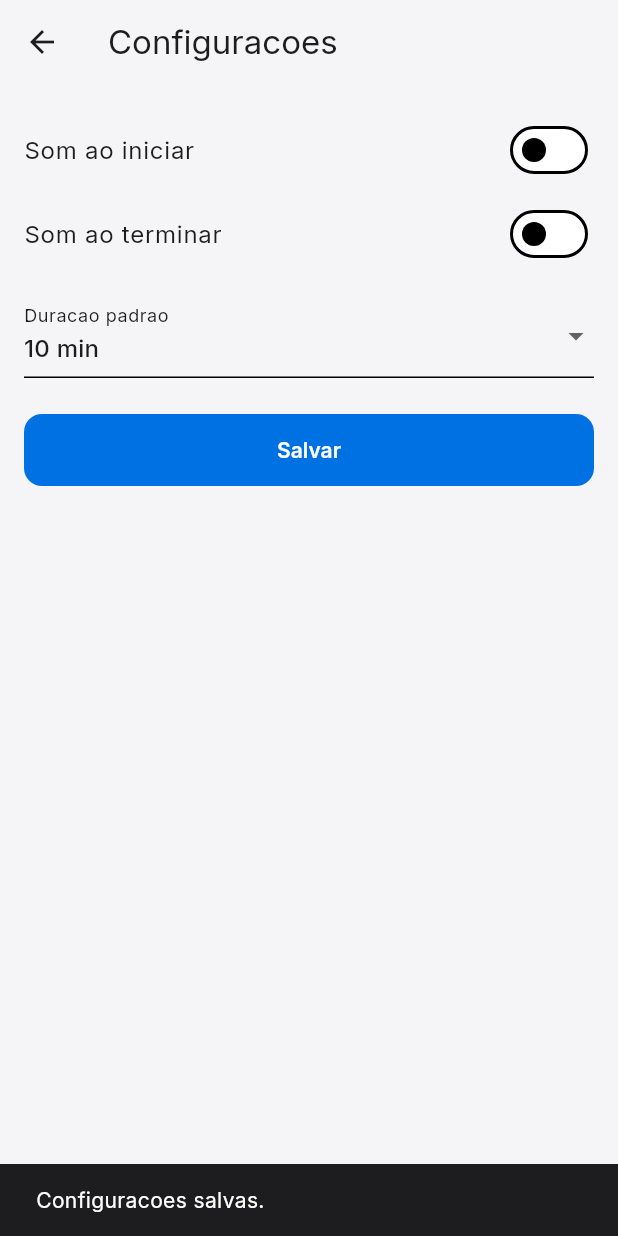
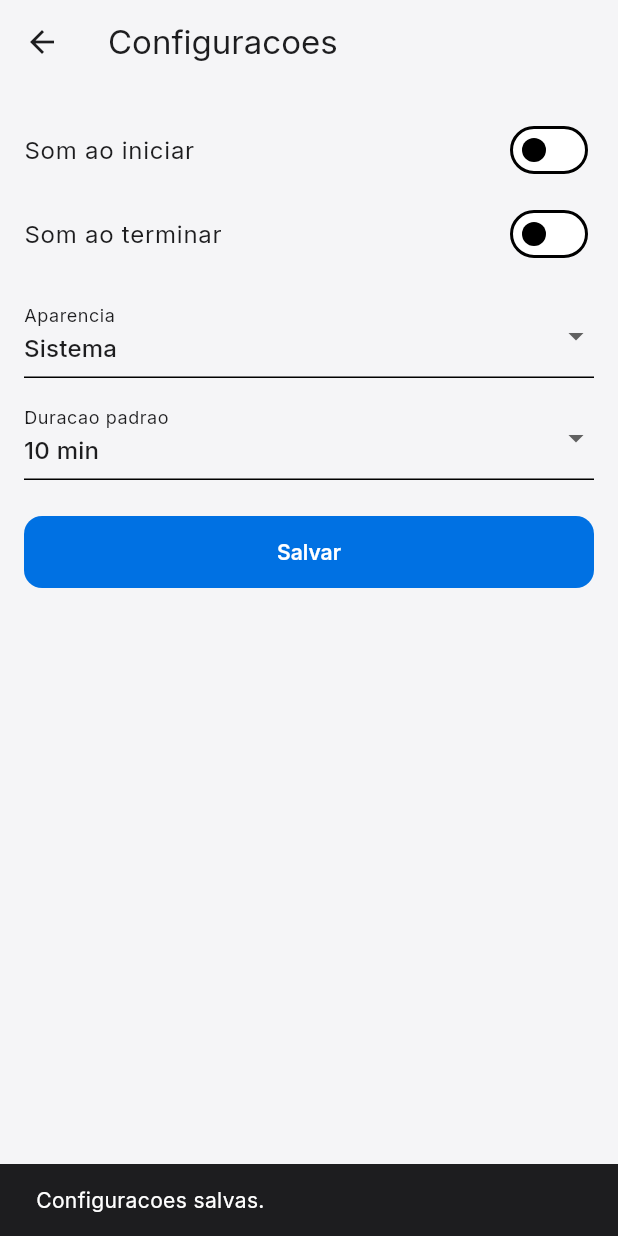
Before and after one commit to xandroalmeida/dyana-app, a Flutter app: the SettingsScreen screen opened by its route, after a tap on "Salvar", on a phone screen of 412 x 824 dp. Run offline on Flutter 3.47's test engine with Material 3 defaults, Android fonts, the phone set to English and light mode, and no system bars; our stand-ins replace cloud_firestore, firebase_auth, firebase_core, flutter_riverpod, go_router, google_fonts and 2 more; missing offline and left inert: dart:js_interop; accounts and stored records are empty; statements that could not run were skipped.

Commit message:
feat: add dark mode preference

```diff
--- a/app/lib/app.dart
+++ b/app/lib/app.dart
@@ -1,8 +1,24 @@
 import 'package:flutter/material.dart';
 import 'package:flutter_riverpod/flutter_riverpod.dart';
 
+import 'core/firebase/firebase_providers.dart';
 import 'core/routing/app_router.dart';
 import 'core/theme/app_theme.dart';
+import 'features/profile/profile_repository.dart';
+import 'features/profile/user_profile.dart';
+
+final appThemePreferenceProvider = StreamProvider<AppThemePreference>((ref) {
+  final authState = ref.watch(authStateProvider);
+  final user = authState.valueOrNull;
+  if (user == null) return Stream.value(AppThemePreference.system);
+
+  final repository = ProfileRepository(ref.watch(firestoreProvider));
+  return repository.watch(user.uid).map((snapshot) {
+    final data = snapshot.data();
+    if (data == null) return AppThemePreference.system;
+    return UserProfile.fromJson(data).preferences.themeMode;
+  });
+});
 
 class DyanaApp extends ConsumerWidget {
   const DyanaApp({super.key});
@@ -10,9 +26,15 @@ class DyanaApp extends ConsumerWidget {
   @override
   Widget build(BuildContext context, WidgetRef ref) {
     final router = ref.watch(appRouterProvider);
+    final themePreference =
+        ref.watch(appThemePreferenceProvider).valueOrNull ??
+        AppThemePreference.system;
+
     return MaterialApp.router(
       title: 'Dyana',
-      theme: buildAppTheme(),
+      theme: buildLightAppTheme(),
+      darkTheme: buildDarkAppTheme(),
+      themeMode: themeModeFromPreference(themePreference),
       routerConfig: router,
     );
   }
--- a/app/lib/features/profile/user_profile.dart
+++ b/app/lib/features/profile/user_profile.dart
@@ -1,15 +1,19 @@
 import 'package:cloud_firestore/cloud_firestore.dart';
+
+enum AppThemePreference { system, light, dark }
 
 class UserPreferences {
   const UserPreferences({
     this.startSoundEnabled = true,
     this.endSoundEnabled = true,
     this.defaultDurationMinutes = 10,
+    this.themeMode = AppThemePreference.system,
   });
 
   final bool startSoundEnabled;
   final bool endSoundEnabled;
   final int defaultDurationMinutes;
+  final AppThemePreference themeMode;
 
   factory UserPreferences.fromJson(Map<String, dynamic>? json) {
     if (json == null) return const UserPreferences();
@@ -19,6 +23,7 @@ class UserPreferences {
       endSoundEnabled: json['endSoundEnabled'] as bool? ?? true,
       defaultDurationMinutes:
           _intFromJson(json['defaultDurationMinutes']) ?? 10,
+      themeMode: _themePreferenceFromJson(json['themeMode']),
     );
   }
 
@@ -27,6 +32,7 @@ class UserPreferences {
       'startSoundEnabled': startSoundEnabled,
       'endSoundEnabled': endSoundEnabled,
       'defaultDurationMinutes': defaultDurationMinutes,
+      'themeMode': themeMode.name,
     };
   }
 }
@@ -118,3 +124,12 @@ int? _intFromJson(Object? value) {
   if (value is int) return value;
   return null;
 }
+
+AppThemePreference _themePreferenceFromJson(Object? value) {
+  if (value is! String) return AppThemePreference.system;
+
+  return AppThemePreference.values.firstWhere(
+    (preference) => preference.name == value,
+    orElse: () => AppThemePreference.system,
+  );
+}
--- a/app/lib/features/settings/settings_screen.dart
+++ b/app/lib/features/settings/settings_screen.dart
@@ -23,6 +23,7 @@ class _SettingsScreenState extends ConsumerState<SettingsScreen> {
   bool _startSoundEnabled = true;
   bool _endSoundEnabled = true;
   int _defaultDurationMinutes = 10;
+  AppThemePreference _themeMode = AppThemePreference.system;
   bool _isDirty = false;
   bool _isSaving = false;
 
@@ -104,6 +105,28 @@ class _SettingsScreenState extends ConsumerState<SettingsScreen> {
                       },
                     ),
                     const SizedBox(height: 12),
+                    DropdownButtonFormField<AppThemePreference>(
+                      initialValue: _themeMode,
+                      decoration: const InputDecoration(
+                        labelText: 'Aparencia',
+                      ),
+                      items: AppThemePreference.values
+                          .map(
+                            (themeMode) => DropdownMenuItem(
+                              value: themeMode,
+                              child: Text(_themeModeLabel(themeMode)),
+                            ),
+                          )
+                          .toList(),
+                      onChanged: (value) {
+                        if (value == null) return;
+                        setState(() {
+                          _themeMode = value;
+                          _isDirty = true;
+                        });
+                      },
+                    ),
+                    const SizedBox(height: 12),
                     DropdownButtonFormField<int>(
                       initialValue: _defaultDurationMinutes,
                       decoration: const InputDecoration(
@@ -160,6 +183,7 @@ class _SettingsScreenState extends ConsumerState<SettingsScreen> {
             startSoundEnabled: _startSoundEnabled,
             endSoundEnabled: _endSoundEnabled,
             defaultDurationMinutes: _defaultDurationMinutes,
+            themeMode: _themeMode,
           ),
         ),
       );
@@ -199,6 +223,7 @@ class _SettingsScreenState extends ConsumerState<SettingsScreen> {
         _durationOptions.contains(preferences.defaultDurationMinutes)
         ? preferences.defaultDurationMinutes
         : 10;
+    _themeMode = preferences.themeMode;
   }
 
   void _showSnackBar(String message) {
@@ -207,6 +232,14 @@ class _SettingsScreenState extends ConsumerState<SettingsScreen> {
       ..clearSnackBars()
       ..showSnackBar(SnackBar(content: Text(message)));
   }
+}
+
+String _themeModeLabel(AppThemePreference themeMode) {
+  return switch (themeMode) {
+    AppThemePreference.system => 'Sistema',
+    AppThemePreference.light => 'Claro',
+    AppThemePreference.dark => 'Escuro',
+  };
 }
 
 class _ErrorMessage extends StatelessWidget {
```
Also changed, not shown: app/lib/core/theme/app_theme.dart (+85 -3 lines), 5 other files.
